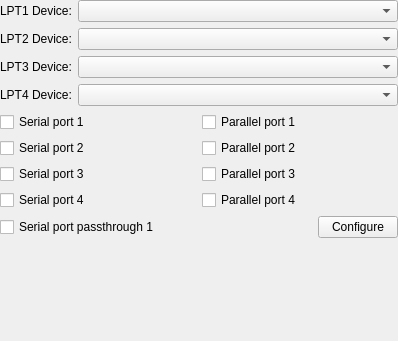
Old version of the form src/qt/qt_settingsports.ui in the repository jriwanek-forks/86Box.
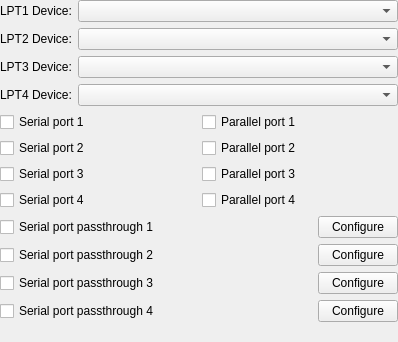
New version of the form.

Commit message: qt: Make available COMs 2-4 for serial passthrough

Diff of the .ui file:
```diff
--- a/src/qt/qt_settingsports.ui
+++ b/src/qt/qt_settingsports.ui
@@ -135,7 +135,27 @@
      <property name="sizeConstraint">
       <enum>QLayout::SetDefaultConstraint</enum>
      </property>
-     <item row="2" column="0" colspan="2">
+     <item row="4" column="0">
+      <spacer name="horizontalSpacer">
+       <property name="orientation">
+        <enum>Qt::Horizontal</enum>
+       </property>
+       <property name="sizeHint" stdset="0">
+        <size>
+         <width>40</width>
+         <height>20</height>
+        </size>
+       </property>
+      </spacer>
+     </item>
+     <item row="2" column="0">
+      <widget class="QCheckBox" name="checkBoxSerialPassThru3">
+       <property name="text">
+        <string>Serial port passthrough 3</string>
+       </property>
+      </widget>
+     </item>
+     <item row="5" column="0" colspan="2">
       <spacer name="verticalSpacer">
        <property name="orientation">
         <enum>Qt::Vertical</enum>
@@ -163,17 +183,39 @@
       </widget>
      </item>
      <item row="1" column="0">
-      <spacer name="horizontalSpacer">
-       <property name="orientation">
-        <enum>Qt::Horizontal</enum>
+      <widget class="QCheckBox" name="checkBoxSerialPassThru2">
+       <property name="text">
+        <string>Serial port passthrough 2</string>
        </property>
-       <property name="sizeHint" stdset="0">
-        <size>
-         <width>40</width>
-         <height>20</height>
-        </size>
+      </widget>
+     </item>
+     <item row="3" column="0">
+      <widget class="QCheckBox" name="checkBoxSerialPassThru4">
+       <property name="text">
+        <string>Serial port passthrough 4</string>
        </property>
-      </spacer>
+      </widget>
+     </item>
+     <item row="1" column="1">
+      <widget class="QPushButton" name="pushButtonSerialPassThru2">
+       <property name="text">
+        <string>Configure</string>
+       </property>
+      </widget>
+     </item>
+     <item row="2" column="1">
+      <widget class="QPushButton" name="pushButtonSerialPassThru3">
+       <property name="text">
+        <string>Configure</string>
+       </property>
+      </widget>
+     </item>
+     <item row="3" column="1">
+      <widget class="QPushButton" name="pushButtonSerialPassThru4">
+       <property name="text">
+        <string>Configure</string>
+       </property>
+      </widget>
      </item>
     </layout>
    </item>
```
The commit also changes 2 other files.
